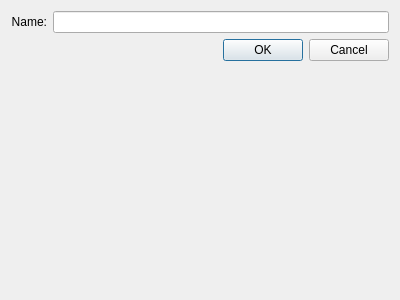
The window that ui/CreateRaceDialog.ui (jgardner1/JGRPGTools) describes before a commit, drawn with Qt 5.
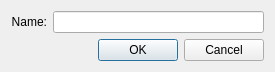
The same window after the commit.

Commit message: Added window titles

```diff
--- a/ui/CreateRaceDialog.ui
+++ b/ui/CreateRaceDialog.ui
@@ -6,8 +6,8 @@
    <rect>
     <x>0</x>
     <y>0</y>
-    <width>400</width>
-    <height>300</height>
+    <width>275</width>
+    <height>68</height>
    </rect>
   </property>
   <property name="windowTitle">
```
Left out of the diff: 2 changed lines with no effect on the pictures. The commit also changes 2 other files.
